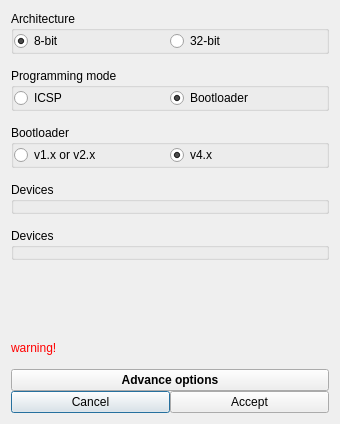
Before: the Qt Designer form qtgui/frames/board_config.ui in PinguinoIDE/pinguino-ide, drawn with Qt 5.
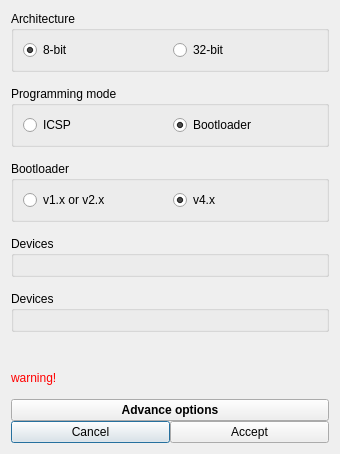
After: the same form once the commit is applied.

```diff
--- a/qtgui/frames/board_config.ui
+++ b/qtgui/frames/board_config.ui
@@ -6,8 +6,8 @@
    <rect>
     <x>0</x>
     <y>0</y>
-    <width>336</width>
-    <height>424</height>
+    <width>330</width>
+    <height>454</height>
    </rect>
   </property>
   <property name="windowTitle">
@@ -26,12 +26,6 @@
       <string>Architecture</string>
      </property>
      <layout class="QGridLayout" name="gridLayout">
-      <property name="margin">
-       <number>0</number>
-      </property>
-      <property name="spacing">
-       <number>0</number>
-      </property>
       <item row="0" column="0">
        <widget class="QRadioButton" name="radioButton_arch_8">
         <property name="text">
@@ -58,12 +52,6 @@
       <string>Programming mode</string>
      </property>
      <layout class="QGridLayout" name="gridLayout_2">
-      <property name="margin">
-       <number>0</number>
-      </property>
-      <property name="spacing">
-       <number>0</number>
-      </property>
       <item row="0" column="0">
        <widget class="QRadioButton" name="radioButton_mode_icsp">
         <property name="text">
@@ -103,18 +91,6 @@
       <string>Devices</string>
      </property>
      <layout class="QGridLayout" name="gridLayout_4">
-      <property name="leftMargin">
-       <number>0</number>
-      </property>
-      <property name="rightMargin">
-       <number>0</number>
-      </property>
-      <property name="bottomMargin">
-       <number>0</number>
-      </property>
-      <property name="spacing">
-       <number>0</number>
-      </property>
       <item row="0" column="0">
        <layout class="QGridLayout" name="gridLayout_device_8"/>
       </item>
@@ -127,12 +103,6 @@
       <string>Bootloader</string>
      </property>
      <layout class="QGridLayout" name="gridLayout_3">
-      <property name="margin">
-       <number>0</number>
-      </property>
-      <property name="spacing">
-       <number>0</number>
-      </property>
       <item row="0" column="0">
        <widget class="QRadioButton" name="radioButton_bootloader_v1_v2">
         <property name="text">
@@ -200,18 +170,6 @@
       <string>Devices</string>
      </property>
      <layout class="QGridLayout" name="gridLayout_7">
-      <property name="leftMargin">
-       <number>0</number>
-      </property>
-      <property name="rightMargin">
-       <number>0</number>
-      </property>
-      <property name="bottomMargin">
-       <number>0</number>
-      </property>
-      <property name="spacing">
-       <number>0</number>
-      </property>
       <item row="0" column="0">
        <layout class="QGridLayout" name="gridLayout_device_32"/>
       </item>
```
